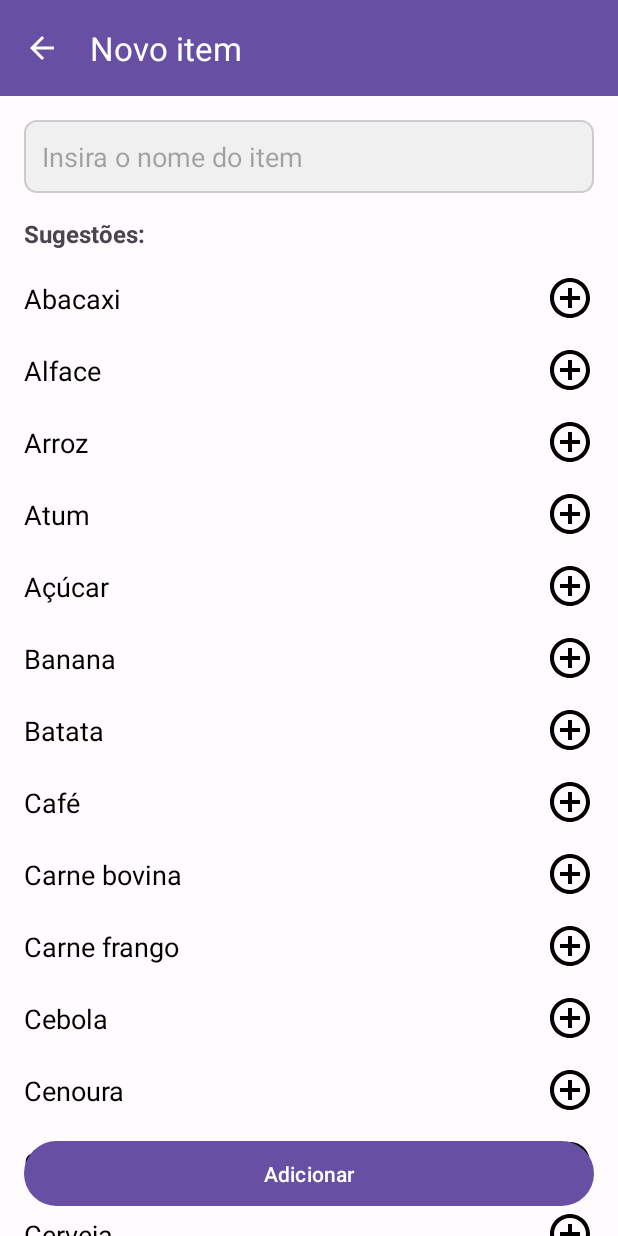
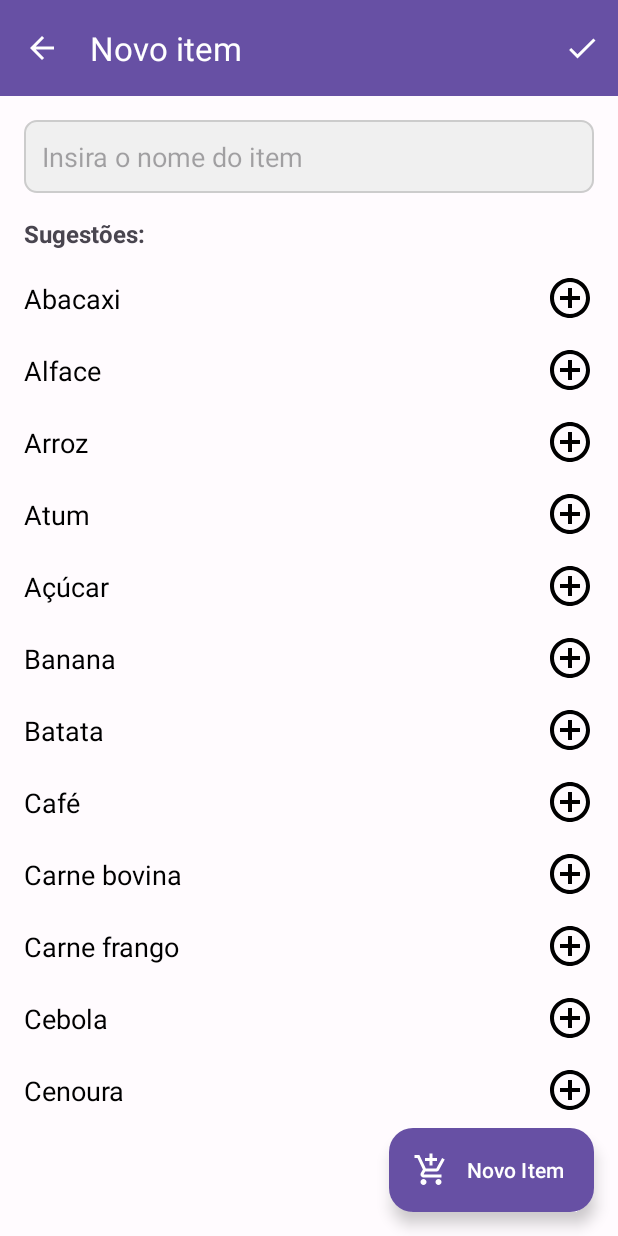
Before and after one commit to joaorgomes/app-lista-de-compras-kotlin, an Android app: the AddItemActivity screen opened directly, with no data from a screen before it, on a phone screen of 412 x 824 dp. Run offline under Robolectric (Android 15) with nearby library versions, the phone set to English and light mode, and no system bars.

Commit message:
Update(adicicionando o botao de novo item a tela de adicçao de itens )

```diff
--- /dev/null
+++ b/app/src/main/res/drawable/ic_check_white_24dp.xml
@@ -0,0 +1,5 @@
+<vector xmlns:android="http://schemas.android.com/apk/res/android" android:height="24dp" android:tint="#FFFFFF" android:viewportHeight="24" android:viewportWidth="24" android:width="24dp">
+
+    <path android:fillColor="@android:color/white" android:pathData="M9,16.2L4.8,12l-1.4,1.4L9,19 21,7l-1.4,-1.4L9,16.2z"/>
+
+</vector>
--- a/app/src/main/res/layout/activity_add_item.xml
+++ b/app/src/main/res/layout/activity_add_item.xml
@@ -1,9 +1,11 @@
 <?xml version="1.0" encoding="utf-8"?>
-<androidx.coordinatorlayout.widget.CoordinatorLayout xmlns:android="http://schemas.android.com/apk/res/android"
+<androidx.coordinatorlayout.widget.CoordinatorLayout
+    xmlns:android="http://schemas.android.com/apk/res/android"
     xmlns:app="http://schemas.android.com/apk/res-auto"
     xmlns:tools="http://schemas.android.com/tools"
     android:layout_width="match_parent"
     android:layout_height="match_parent"
+    android:fitsSystemWindows="true"
     tools:context=".AddItemActivity">
 
     <com.google.android.material.appbar.AppBarLayout
@@ -63,11 +65,11 @@
             android:layout_marginStart="16dp"
             android:layout_marginTop="8dp"
             android:layout_marginEnd="16dp"
-            android:visibility="gone"
+            android:nestedScrollingEnabled="false" android:visibility="gone"
             app:layout_constraintEnd_toEndOf="parent"
             app:layout_constraintStart_toStartOf="parent"
             app:layout_constraintTop_toBottomOf="@+id/textViewSelectedItemsTitle"
-            tools:itemCount="3"
+            app:layout_constraintHeight_max="200dp" tools:itemCount="3"
             tools:listitem="@layout/item_selected_product" />
 
         <TextView
@@ -87,25 +89,30 @@
         <androidx.recyclerview.widget.RecyclerView
             android:id="@+id/recyclerViewSuggestedItems"
             android:layout_width="0dp"
-            android:layout_height="0dp"
-            android:layout_marginStart="16dp"
+            android:layout_height="0dp" android:layout_marginStart="16dp"
             android:layout_marginTop="8dp"
             android:layout_marginEnd="16dp"
-            app:layout_constraintBottom_toBottomOf="parent"
-            app:layout_constraintEnd_toEndOf="parent"
+            app:layout_constraintBottom_toBottomOf="parent" app:layout_constraintEnd_toEndOf="parent"
             app:layout_constraintStart_toStartOf="parent"
             app:layout_constraintTop_toBottomOf="@+id/textViewSuggestionsTitle"
-            tools:itemCount="10"
+            android:layout_marginBottom="80dp" tools:itemCount="10"
             tools:listitem="@layout/item_suggested_product" />
     </androidx.constraintlayout.widget.ConstraintLayout>
 
-    <Button
-        android:id="@+id/buttonFinishAddingItems"
-        android:layout_width="match_parent"
+    <com.google.android.material.floatingactionbutton.ExtendedFloatingActionButton
+        android:id="@+id/fabAddNewSuggestion"
+        android:layout_width="wrap_content"
         android:layout_height="wrap_content"
-        android:layout_gravity="bottom"
+        android:layout_gravity="bottom|end"
         android:layout_margin="16dp"
-        android:paddingVertical="12dp"
-        android:text="@string/finish_adding_items_button" />
+        android:clickable="true"
+        android:focusable="true"
+        android:text="@string/new_item_fab_text"
+        android:contentDescription="@string/add_new_suggestion_desc"
+        app:icon="@drawable/ic_add_white_24dp"
+        app:backgroundTint="?attr/colorPrimary"
+        app:tint="@android:color/white"
+        app:iconTint="@android:color/white"
+        android:textColor="@android:color/white" />
 
 </androidx.coordinatorlayout.widget.CoordinatorLayout>
--- /dev/null
+++ b/app/src/main/res/menu/menu_add_item.xml
@@ -0,0 +1,9 @@
+<?xml version="1.0" encoding="utf-8"?>
+<menu xmlns:android="http://schemas.android.com/apk/res/android"
+    xmlns:app="http://schemas.android.com/apk/res-auto">
+    <item
+        android:id="@+id/action_finish_add_items"
+        android:icon="@drawable/ic_check_white_24dp"
+        android:title="@string/action_finish_add_items"
+        app:showAsAction="ifRoom" />
+</menu>
--- a/app/src/main/res/values/strings.xml
+++ b/app/src/main/res/values/strings.xml
@@ -55,5 +55,13 @@
     <string name="save_button">Salvar</string>
     <string name="desc_delete_list">Excluir lista</string>
 
+    <string name="add_new_suggestion_desc">Adicionar nova sugestão de item</string>
+    <string name="item_quantity_hint">Quantidade (opcional)</string>
+    <string name="add_new_suggested_item_dialog_title">Adicionar Nova Sugestão de Item</string>
+    <string name="new_item_name_hint">Nome do novo item</string>
+
+    <string name="action_finish_add_items">Finalizar</string>
+    <string name="new_item_fab_text">Novo Item</string>
+
 
 </resources>
```
Also changed, not shown: app/src/main/java/com/dispmoveis/listadecompras/AddItemActivity.kt (+164 -70 lines), app/src/main/res/layout/dialog_add_edit_item.xml (added, +37 -0 lines).
